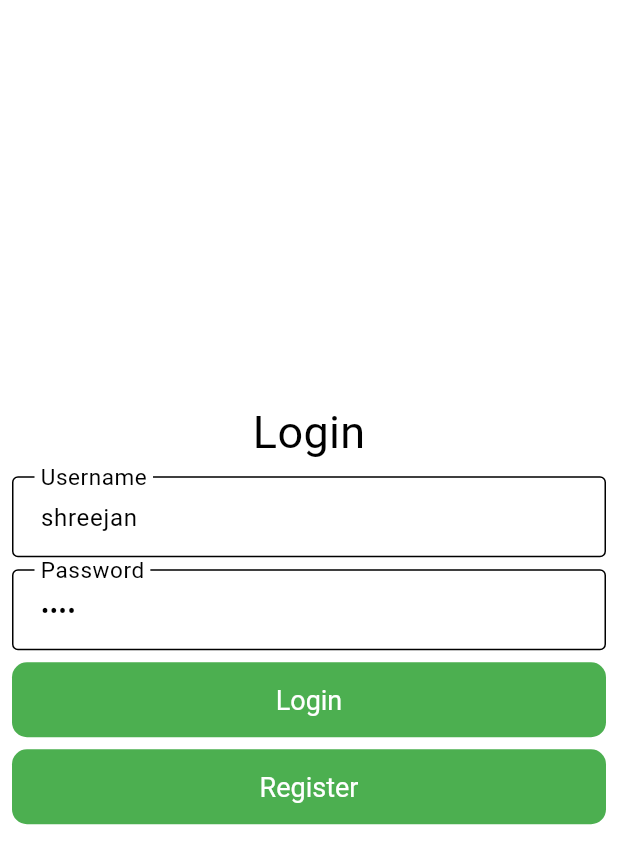
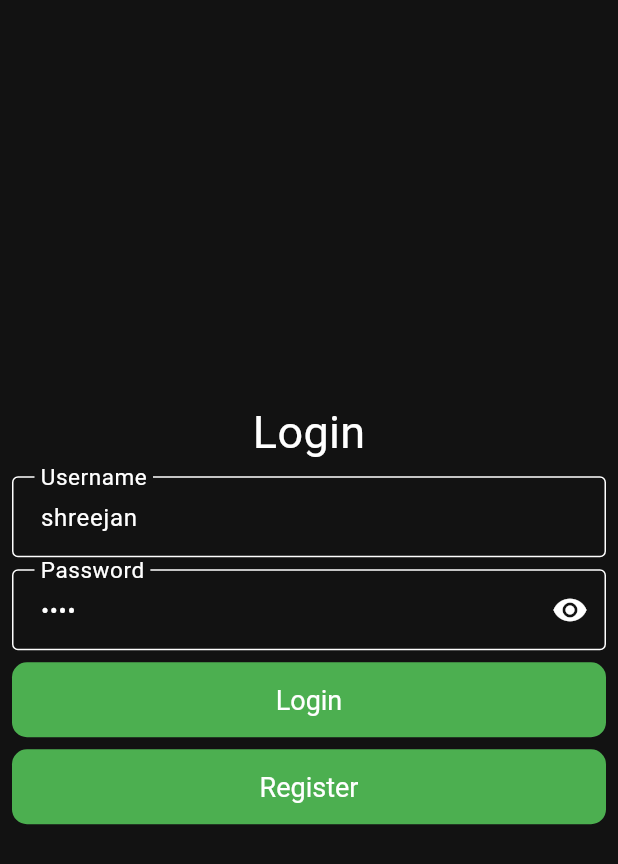
Before and after one commit to shreejanmdr/Student_Mgmt_App, a Flutter app: the screen it shows after launch, on a phone screen of 412 x 824 dp. Shown: the top 864 px of the screen. Run offline on Flutter 3.47's test engine with Material 3 defaults, Android fonts, the phone set to English and light mode, and no system bars; our stand-ins replace dartz, dio, equatable, flutter_riverpod, hive_flutter, image_picker and 3 more; accounts and stored records are empty; Roboto replaces fonts that are missing (Brand Bold, Montserrat).

Commit message:
updated_11_june

```diff
--- a/lib/app/app.dart
+++ b/lib/app/app.dart
@@ -13,7 +13,7 @@ class App extends ConsumerWidget {
       navigatorKey: AppNavigator.navigatorKey,
       debugShowCheckedModeBanner: false,
       title: 'Student Management',
-      theme: AppTheme.getApplicationTheme(false),
+      theme: AppTheme.getApplicationTheme(true),
       home: const SplashView(),
     );
   }
--- a/lib/features/auth/presentation/viewmodel/auth_view_model.dart
+++ b/lib/features/auth/presentation/viewmodel/auth_view_model.dart
@@ -50,4 +50,8 @@ class AuthViewModel extends StateNotifier<AuthState> {
   void openRegisterView() {
     navigator.openRegisterView();
   }
+
+  void openLoginView() {
+    // navigator.openLoginView();
+  }
 }
```
Also changed, not shown: lib/features/auth/presentation/view/register_view.dart (+11 -0 lines).
